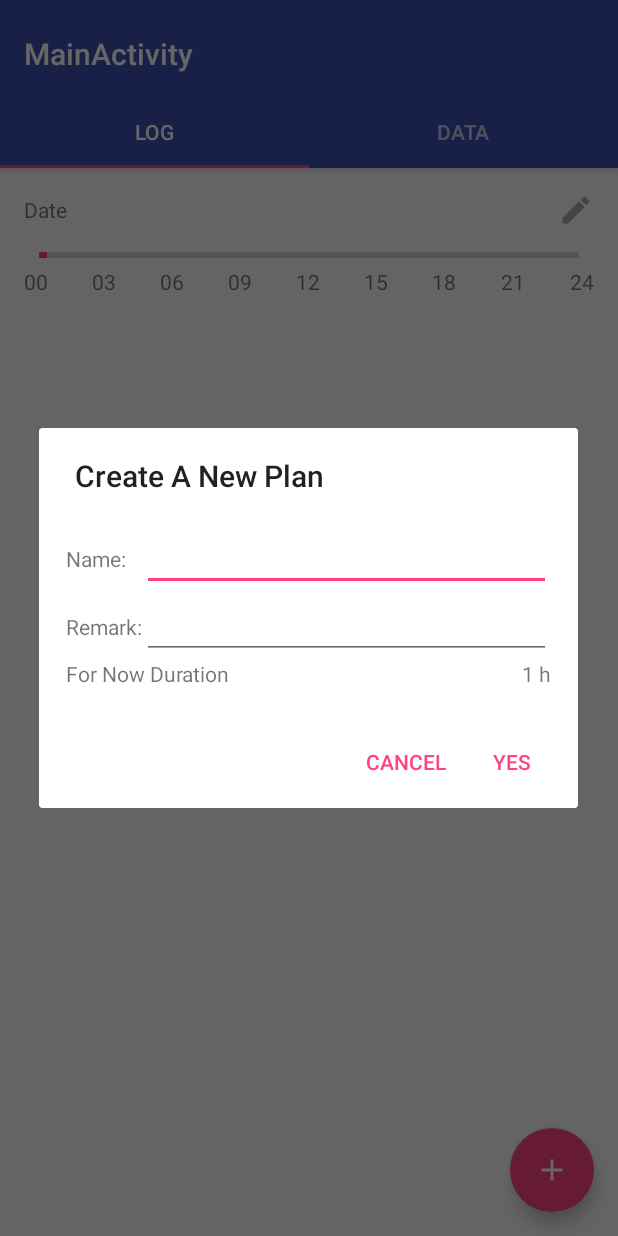
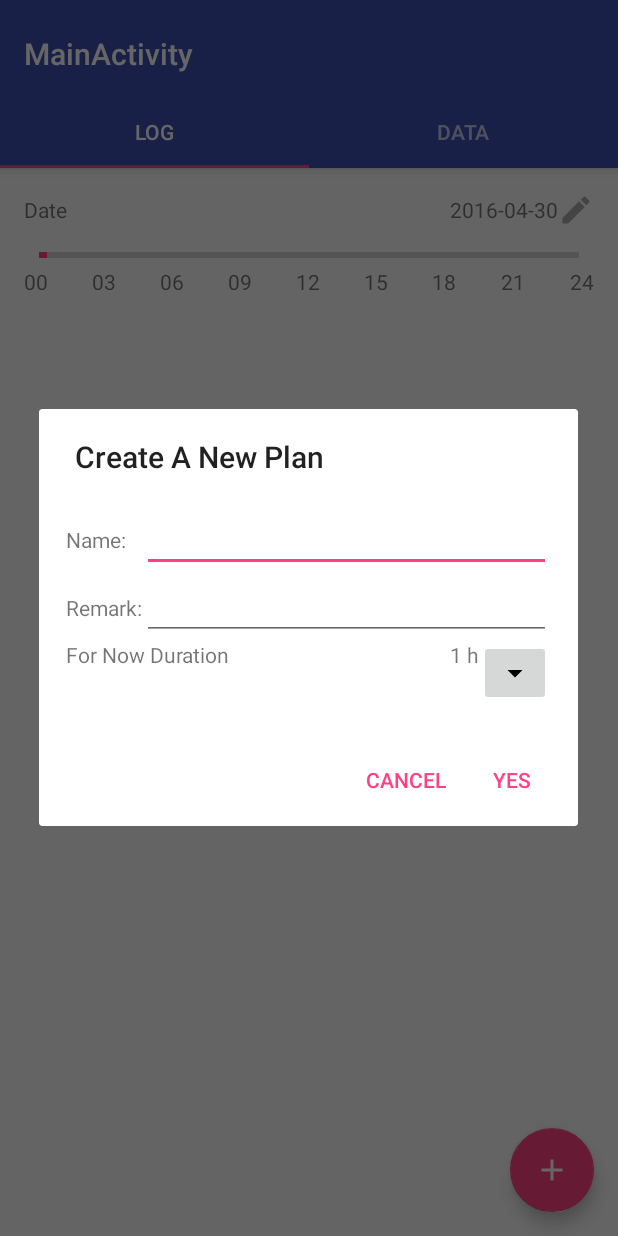
Before and after one commit to AlexVII/Jigsaw, an Android app: the MainActivity screen opened directly, with no data from a screen before it, after a tap on an icon or button, on a phone screen of 412 x 824 dp. Run offline under Robolectric (Android 15) with nearby library versions, the phone set to English and light mode, and no system bars; libraries missing offline, so code that uses them is left out: com.github.mikephil.charting; 53 statements that could not run were skipped.

Commit message:
Added Selected Menu

```diff
--- /dev/null
+++ b/app/src/main/res/drawable/ic_arrow_drop_down_black_24dp.xml
@@ -0,0 +1,9 @@
+<vector xmlns:android="http://schemas.android.com/apk/res/android"
+        android:width="24dp"
+        android:height="24dp"
+        android:viewportWidth="24.0"
+        android:viewportHeight="24.0">
+    <path
+        android:fillColor="#FF000000"
+        android:pathData="M7,10l5,5 5,-5z"/>
+</vector>
--- a/app/src/main/res/layout/dialog.xml
+++ b/app/src/main/res/layout/dialog.xml
@@ -33,11 +33,13 @@
             android:layout_height="wrap_content"
             android:text="For Now Duration"/>
         <TextView
-            android:onClick="showPopup"
-            android:clickable="true"
             android:id="@+id/edit_duration"
             android:layout_height="wrap_content"
             android:layout_width="wrap_content"
             android:text="1 h"/>
+        <ImageButton
+            android:src="@drawable/ic_arrow_drop_down_black_24dp"
+            android:layout_height="wrap_content"
+            android:layout_width="wrap_content"/>
     </TableRow>
 </TableLayout>
--- a/app/src/main/res/menu/duration.xml
+++ b/app/src/main/res/menu/duration.xml
@@ -3,7 +3,32 @@
     xmlns:tools="http://schemas.android.com/tools"
     tools:context="com.smu_bme.jigsaw.MainActivity">
     <item
-        android:id="@+id/select_duration"
+        android:id="@+id/quart_hour"
+        android:orderInCategory="100"
+        android:title="@string/action_settings"
+        app:showAsAction="never" />
+    <item
+        android:id="@+id/half_hour"
+        android:orderInCategory="100"
+        android:title="@string/action_settings"
+        app:showAsAction="never" />
+    <item
+        android:id="@+id/one_hour"
+        android:orderInCategory="100"
+        android:title="@string/action_settings"
+        app:showAsAction="never" />
+    <item
+        android:id="@+id/one_and_half_hour"
+        android:orderInCategory="100"
+        android:title="@string/action_settings"
+        app:showAsAction="never" />
+    <item
+        android:id="@+id/two_hour"
+        android:orderInCategory="100"
+        android:title="@string/action_settings"
+        app:showAsAction="never" />
+    <item
+        android:id="@+id/three_hour"
         android:orderInCategory="100"
         android:title="@string/action_settings"
         app:showAsAction="never" />
```
Also changed, not shown: app/src/main/java/com/smu_bme/jigsaw/MainActivity.java (+69 -21 lines), app/src/main/res/values/strings.xml (+7 -0 lines).
